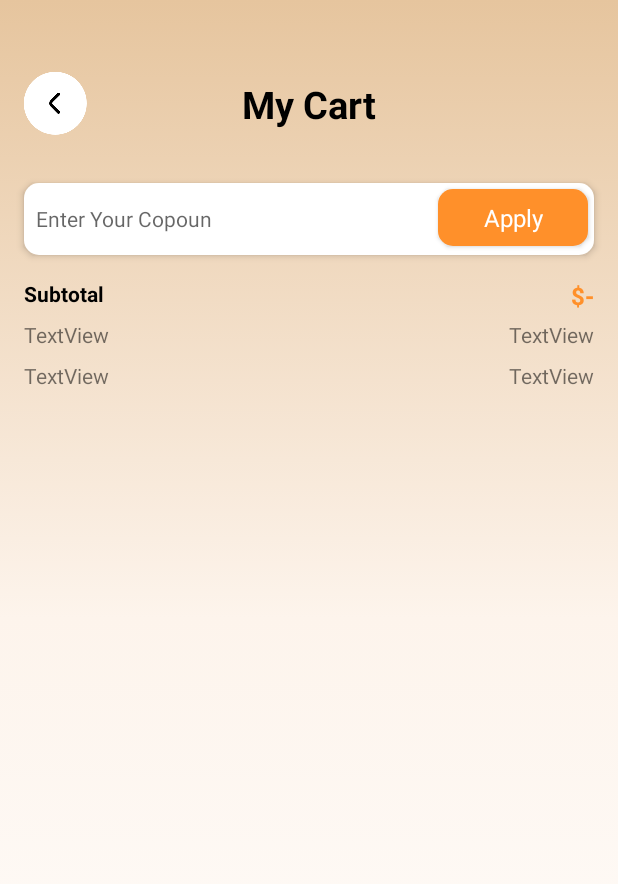
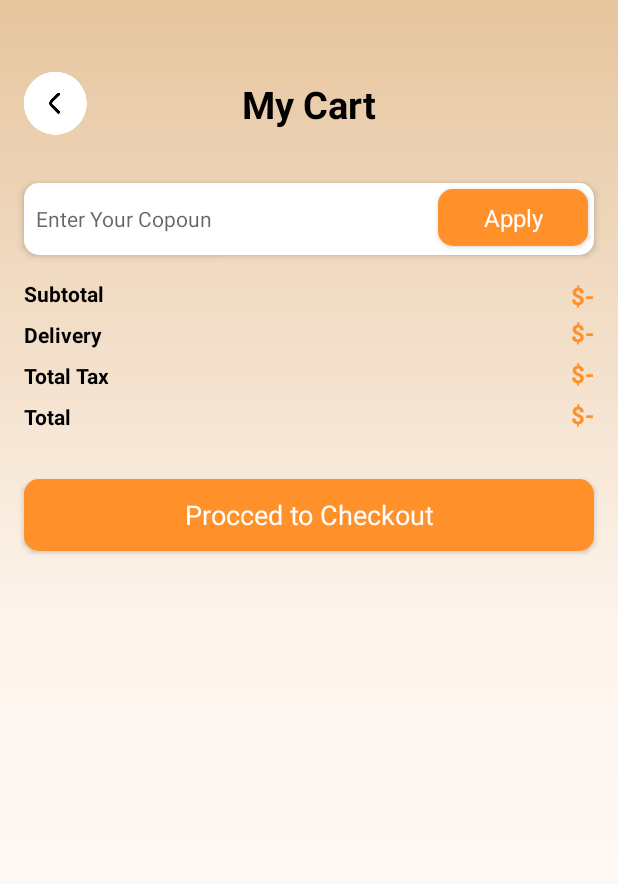
Before and after one commit to ArchikDev/OnlineShopCoffee, an Android app: the CartActivity screen opened directly, with no data from a screen before it, on a phone screen of 412 x 824 dp. Shown: the top 884 px of the screen. Run offline under Robolectric (Android 15) with nearby library versions, the phone set to English and light mode, and no system bars; our stand-ins replace CircleImageView.

Commit message:
markup cart activity

```diff
--- a/app/src/main/res/layout/activity_cart.xml
+++ b/app/src/main/res/layout/activity_cart.xml
@@ -24,7 +24,7 @@
                 >
 
                 <ImageView
-                    android:id="@+id/imageView3"
+                    android:id="@+id/backBtn"
                     android:layout_width="wrap_content"
                     android:layout_height="wrap_content"
                     android:layout_marginStart="16dp"
@@ -43,7 +43,7 @@
                     app:layout_constraintBottom_toBottomOf="parent"
                     app:layout_constraintEnd_toEndOf="parent"
                     app:layout_constraintStart_toStartOf="parent"
-                    app:layout_constraintTop_toTopOf="@+id/imageView3" />
+                    app:layout_constraintTop_toTopOf="@+id/backBtn" />
             </androidx.constraintlayout.widget.ConstraintLayout>
 
             <androidx.recyclerview.widget.RecyclerView
@@ -62,7 +62,7 @@
                 android:orientation="horizontal">
 
                 <EditText
-                    android:id="@+id/editTextText2"
+                    android:id="@+id/copounEdt"
                     android:layout_width="wrap_content"
                     android:layout_height="match_parent"
                     android:layout_weight="1"
@@ -75,7 +75,7 @@
                     />
 
                 <androidx.appcompat.widget.AppCompatButton
-                    android:id="@+id/button"
+                    android:id="@+id/applyCopounBtn"
                     style="@android:style/Widget.Button"
                     android:layout_width="100dp"
                     android:layout_height="38dp"
@@ -102,7 +102,7 @@
                     app:layout_constraintTop_toTopOf="parent" />
 
                 <TextView
-                    android:id="@+id/textView11"
+                    android:id="@+id/totalFreeTxt"
                     android:layout_width="wrap_content"
                     android:layout_height="wrap_content"
                     android:text="$-"
@@ -115,17 +115,22 @@
                 <TextView
                     android:id="@+id/textView12"
                     android:layout_marginTop="8dp"
+                    android:textColor="@color/black"
+                    android:textStyle="bold"
                     android:layout_width="wrap_content"
                     android:layout_height="wrap_content"
-                    android:text="TextView"
+                    android:text="Delivery"
                     app:layout_constraintTop_toBottomOf="@+id/subtotalTxt"
                     />
 
                 <TextView
-                    android:id="@+id/textView14"
+                    android:id="@+id/deliveryTxt"
                     android:layout_width="wrap_content"
                     android:layout_height="wrap_content"
-                    android:text="TextView"
+                    android:text="$-"
+                    android:textColor="@color/orange"
+                    android:textSize="16sp"
+                    android:textStyle="bold"
                     app:layout_constraintBottom_toBottomOf="@+id/textView12"
                     app:layout_constraintEnd_toEndOf="parent" />
 
@@ -134,20 +139,58 @@
                     android:layout_width="wrap_content"
                     android:layout_height="wrap_content"
                     android:layout_marginTop="8dp"
-                    android:text="TextView"
+                    android:textColor="@color/black"
+                    android:textStyle="bold"
+                    android:text="Total Tax"
                     app:layout_constraintTop_toBottomOf="@+id/textView12"
                     />
 
                 <TextView
-                    android:id="@+id/textView16"
+                    android:id="@+id/taxTxt"
                     android:layout_width="wrap_content"
                     android:layout_height="wrap_content"
-                    android:text="TextView"
+                    android:text="$-"
+                    android:textColor="@color/orange"
+                    android:textSize="16sp"
+                    android:textStyle="bold"
                     app:layout_constraintBottom_toBottomOf="@+id/textView15"
+                    app:layout_constraintEnd_toEndOf="parent" />
+
+                <TextView
+                    android:id="@+id/textView17"
+                    android:layout_width="wrap_content"
+                    android:layout_height="wrap_content"
+                    android:layout_marginTop="8dp"
+                    android:textColor="@color/black"
+                    android:textStyle="bold"
+                    android:text="Total"
+                    app:layout_constraintTop_toBottomOf="@+id/textView15"
+                    />
+
+                <TextView
+                    android:id="@+id/totalTxt"
+                    android:layout_width="wrap_content"
+                    android:layout_height="wrap_content"
+                    android:text="$-"
+                    android:textColor="@color/orange"
+                    android:textSize="16sp"
+                    android:textStyle="bold"
+                    app:layout_constraintBottom_toBottomOf="@+id/textView17"
                     app:layout_constraintEnd_toEndOf="parent" />
 
             </androidx.constraintlayout.widget.ConstraintLayout>
 
+            <androidx.appcompat.widget.AppCompatButton
+                android:id="@+id/checkOutBtn"
+                android:layout_width="match_parent"
+                android:layout_margin="16dp"
+                android:layout_height="wrap_content"
+                style="@android:style/Widget.Button"
+                android:textColor="@color/white"
+                android:textSize="18sp"
+                android:background="@drawable/orange_bg"
+                android:text="Procced to Checkout" />
+
         </LinearLayout>
     </ScrollView>
 </androidx.constraintlayout.widget.ConstraintLayout>
```
